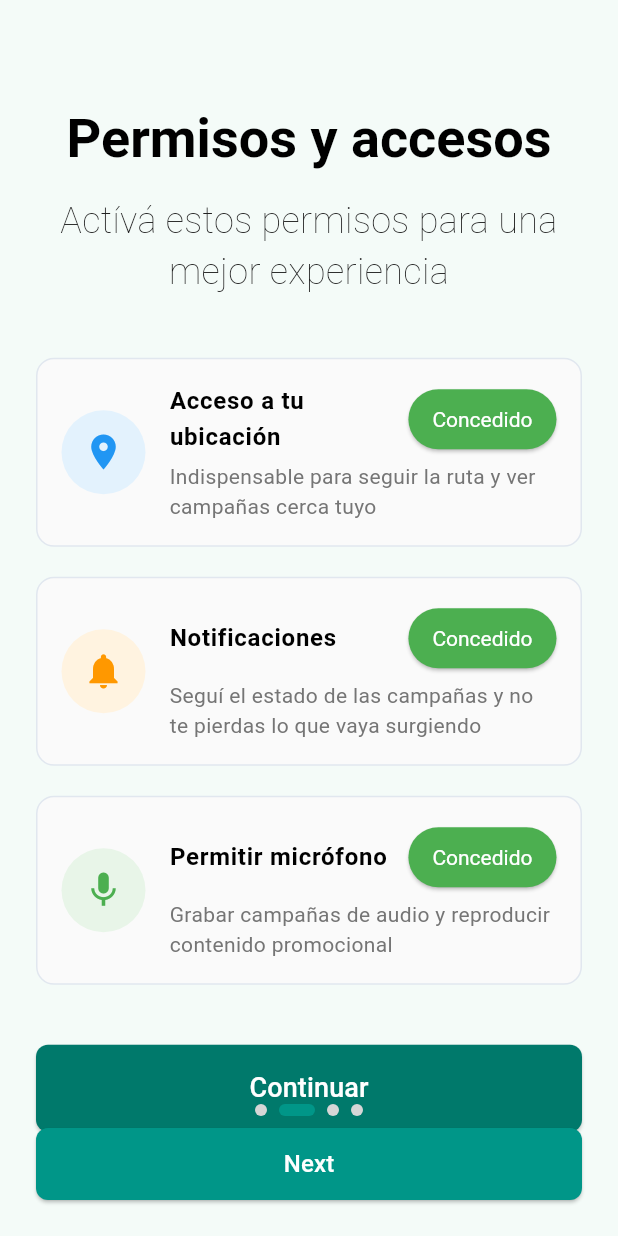
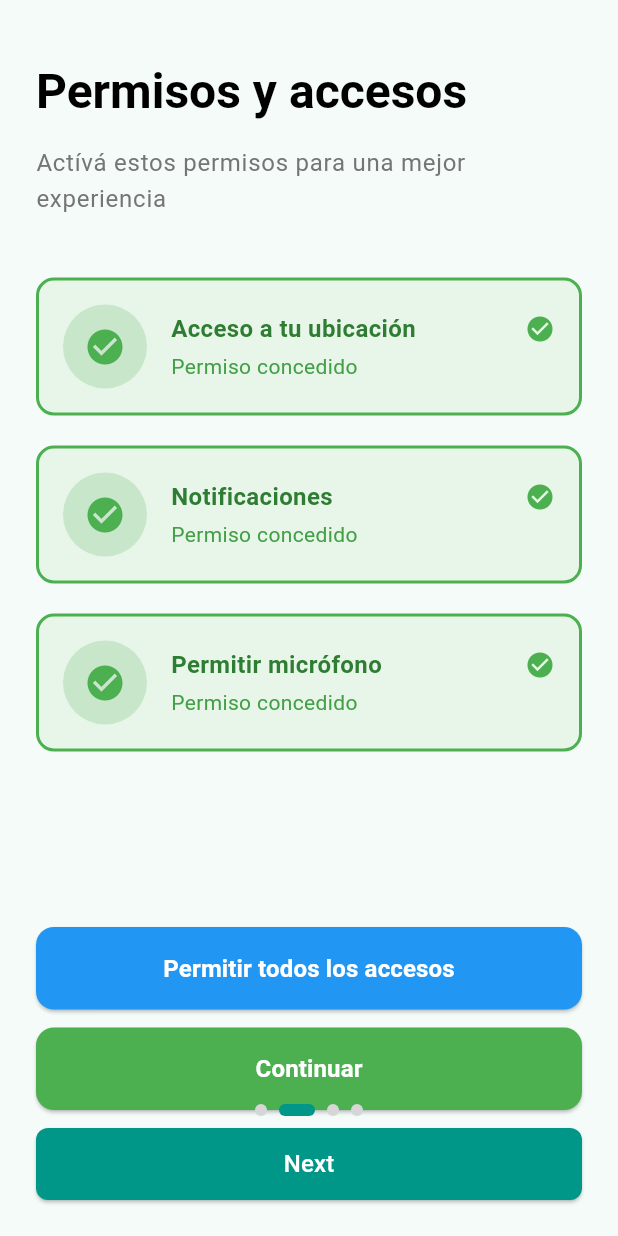
Before and after one commit to tr3scafesforge-cloud/promoruta-mobile, a Flutter app: the screen it shows after launch, after a tap on "Next", on a phone screen of 412 x 824 dp. Run offline on Flutter 3.47's test engine with Material 3 defaults, Android fonts, the phone set to English and light mode, and no system bars; drawn by our look-alikes of smooth_page_indicator; our stand-ins replace flutter_riverpod, go_router, google_fonts, permission_handler, shared_preferences.

Commit message:
Generate pemission providers
- Create helper class for permissions
- Create Permission provider class

```diff
--- a/lib/features/auth/permissions.dart
+++ b/lib/features/auth/permissions.dart
@@ -1,100 +1,61 @@
+// lib/features/auth/permissions.dart
 import 'package:flutter/material.dart';
-import 'package:permission_handler/permission_handler.dart';
-import 'package:promoruta/core/constants/colors.dart';
+import 'package:flutter_riverpod/flutter_riverpod.dart';
+import 'package:go_router/go_router.dart';
+import 'package:promoruta/presentation/providers/permission_provider.dart';
 
-class Permissions extends StatefulWidget {
+class Permissions extends ConsumerWidget {
   const Permissions({super.key});
 
   @override
-  State<Permissions> createState() => _PermissionsState();
-}
+  Widget build(BuildContext context, WidgetRef ref) {
+    final permissionState = ref.watch(permissionNotifierProvider);
+    final permissionNotifier = ref.read(permissionNotifierProvider.notifier);
 
-class _PermissionsState extends State<Permissions> {
-  bool _locationGranted = false;
-  bool _notificationGranted = false;
-  bool _microphoneGranted = false;
-
-  @override
-  void initState() {
-    super.initState();
-    _checkPermissions();
-  }
-
-  Future<void> _checkPermissions() async {
-    final locationStatus = await Permission.location.status;
-    final notificationStatus = await Permission.notification.status;
-    final microphoneStatus = await Permission.microphone.status;
-
-    setState(() {
-      _locationGranted = locationStatus.isGranted;
-      _notificationGranted = notificationStatus.isGranted;
-      _microphoneGranted = microphoneStatus.isGranted;
-    });
-  }
-
-  Future<void> _requestLocation() async {
-    final status = await Permission.location.request();
-    setState(() {
-      _locationGranted = status.isGranted;
-    });
-  }
-
-  Future<void> _requestNotification() async {
-    final status = await Permission.notification.request();
-    setState(() {
-      _notificationGranted = status.isGranted;
-    });
-  }
-
-  Future<void> _requestMicrophone() async {
-    final status = await Permission.microphone.request();
-    setState(() {
-      _microphoneGranted = status.isGranted;
-    });
-  }
-
-  bool get _allPermissionsGranted =>
-      _locationGranted && _notificationGranted && _microphoneGranted;
-
-  @override
-  Widget build(BuildContext context) {
-    return Padding(
+    return Scaffold(
+      body: SafeArea(
+        child: Padding(
           padding: const EdgeInsets.symmetric(horizontal: 24.0),
           child: Column(
-        mainAxisAlignment: MainAxisAlignment.center,
-        crossAxisAlignment: CrossAxisAlignment.center,
+            crossAxisAlignment: CrossAxisAlignment.start,
             children: [
+              const SizedBox(height: 40),
+
+              // Title
               Text(
                 'Permisos y accesos',
-            style: Theme.of(context).textTheme.headlineLarge?.copyWith(
+                style: Theme.of(context).textTheme.headlineMedium?.copyWith(
                       fontWeight: FontWeight.bold,
                       color: Colors.black,
-                  fontSize: 36,
+                      fontSize: 32,
                     ),
               ),
               const SizedBox(height: 16),
 
+              // Subtitle
               Text(
                 'Actívá estos permisos para una mejor experiencia',
-            style: Theme.of(context).textTheme.bodyMedium?.copyWith(
-                  color: AppColors.textPrimary,
-                  fontSize: 24,
-                  fontWeight: FontWeight.w100,
+                style: Theme.of(context).textTheme.bodyLarge?.copyWith(
+                      color: Colors.grey[600],
+                      fontSize: 16,
                     ),
-            textAlign: TextAlign.center,
               ),
               const SizedBox(height: 40),
 
+              // Permission Cards
+              Expanded(
+                child: Column(
+                  children: [
                     // Location Permission Card
                     _PermissionCard(
                       icon: Icons.location_on,
                       iconColor: const Color(0xFF2196F3),
                       backgroundColor: const Color(0xFFE3F2FD),
                       title: 'Acceso a tu ubicación',
-            subtitle:
-                'Indispensable para seguir la ruta y ver campañas cerca tuyo',
-            isGranted: _locationGranted,
-            onPressed: _requestLocation,
+                      subtitle: 'Indispensable para seguir la ruta y ver campañas cerca tuyo',
+                      hasWarning: true,
+                      isGranted: permissionState.locationGranted,
+                      onTap: () => permissionNotifier.requestLocationPermission(),
                     ),
                     const SizedBox(height: 20),
 
@@ -104,10 +65,9 @@ class _PermissionsState extends State<Permissions> {
                       iconColor: const Color(0xFFFF9800),
                       backgroundColor: const Color(0xFFFFF3E0),
                       title: 'Notificaciones',
-            subtitle:
-                'Seguí el estado de las campañas y no te pierdas lo que vaya surgiendo',
-            isGranted: _notificationGranted,
-            onPressed: _requestNotification,
+                      subtitle: 'Seguí el estado de las campañas y no te pierdas lo que vaya surgiendo',
+                      isGranted: permissionState.notificationGranted,
+                      onTap: () => permissionNotifier.requestNotificationPermission(),
                     ),
                     const SizedBox(height: 20),
 
@@ -117,38 +77,103 @@ class _PermissionsState extends State<Permissions> {
                       iconColor: const Color(0xFF4CAF50),
                       backgroundColor: const Color(0xFFE8F5E8),
                       title: 'Permitir micrófono',
-            subtitle:
-                'Grabar campañas de audio y reproducir contenido promocional',
-            isGranted: _microphoneGranted,
-            onPressed: _requestMicrophone,
-            isDisabled: !_microphoneGranted, // Keep disabled until granted
+                      subtitle: 'Grabar campañas de audio y reproducir contenido promocional',
+                      isGranted: permissionState.microphoneGranted,
+                      onTap: () => permissionNotifier.requestMicrophonePermission(),
                     ),
-          const SizedBox(height: 40),
+                  ],
+                ),
+              ),
 
-          // Continue Button
+              // Bottom buttons
+              Padding(
+                padding: const EdgeInsets.symmetric(vertical: 24.0),
+                child: Column(
+                  children: [
+                    // Request All Permissions Button
                     SizedBox(
                       width: double.infinity,
                       child: ElevatedButton(
-              onPressed: _allPermissionsGranted ? () {
-                // Navigate to next screen or something
-                ScaffoldMessenger.of(context).showSnackBar(
-                  const SnackBar(content: Text('All permissions granted!')),
-                );
-              } : null,
+                        onPressed: permissionState.isLoading
+                          ? null
+                          : () async {
+                              await permissionNotifier.requestAllPermissions();
+                            },
                         style: ElevatedButton.styleFrom(
-                backgroundColor: AppColors.primary,
+                          backgroundColor: const Color(0xFF2196F3),
+                          foregroundColor: Colors.white,
                           padding: const EdgeInsets.symmetric(vertical: 16),
                           shape: RoundedRectangleBorder(
-                  borderRadius: BorderRadius.circular(8),
+                            borderRadius: BorderRadius.circular(12),
+                          ),
+                        ),
+                        child: permissionState.isLoading
+                          ? const SizedBox(
+                              height: 20,
+                              width: 20,
+                              child: CircularProgressIndicator(
+                                color: Colors.white,
+                                strokeWidth: 2,
+                              ),
+                            )
+                          : const Text(
+                              'Permitir todos los accesos',
+                              style: TextStyle(
+                                fontSize: 16,
+                                fontWeight: FontWeight.w600,
+                              ),
+                            ),
+                      ),
+                    ),
+                    const SizedBox(height: 12),
+
+                    // Continue Button (only show if critical permissions are granted)
+                    if (permissionState.allCriticalPermissionsGranted)
+                      SizedBox(
+                        width: double.infinity,
+                        child: ElevatedButton(
+                          onPressed: () {
+                            // Navigate to next screen
+                            context.go('/home'); // or wherever you want to go next
+                          },
+                          style: ElevatedButton.styleFrom(
+                            backgroundColor: const Color(0xFF4CAF50),
+                            foregroundColor: Colors.white,
+                            padding: const EdgeInsets.symmetric(vertical: 16),
+                            shape: RoundedRectangleBorder(
+                              borderRadius: BorderRadius.circular(12),
                             ),
                           ),
                           child: const Text(
                             'Continuar',
-                style: TextStyle(fontSize: 18, color: Colors.white),
+                            style: TextStyle(
+                              fontSize: 16,
+                              fontWeight: FontWeight.w600,
+                            ),
+                          ),
+                        ),
+                      ),
+
+                    // Skip Button
+                    const SizedBox(height: 12),
+                    TextButton(
+                      onPressed: () {
+                        context.go('/home'); // Allow user to skip
+                      },
+                      child: Text(
+                        'Saltar por ahora',
+                        style: TextStyle(
+                          color: Colors.grey[600],
+                          fontSize: 16,
                         ),
                       ),
                     ),
                   ],
+                ),
+              ),
+            ],
+          ),
+        ),
       ),
     );
   }
@@ -160,9 +185,9 @@ class _PermissionCard extends StatelessWidget {
   final Color backgroundColor;
   final String title;
   final String subtitle;
+  final bool hasWarning;
   final bool isGranted;
-  final VoidCallback onPressed;
-  final bool? isDisabled;
+  final VoidCallback onTap;
 
   const _PermissionCard({
     required this.icon,
@@ -171,18 +196,25 @@ class _PermissionCard extends StatelessWidget {
     required this.title,
     required this.subtitle,
     required this.isGranted,
-    required this.onPressed,
-    this.isDisabled,
+    required this.onTap,
+    this.hasWarning = false,
   });
 
   @override
   Widget build(BuildContext context) {
-    return Container(
+    return InkWell(
+      onTap: isGranted ? null : onTap,
+      borderRadius: BorderRadius.circular(12),
+      child: Container(
         padding: const EdgeInsets.all(16),
         decoration: BoxDecoration(
-        color: Colors.grey[50],
+          color: isGranted ? Colors.green[50] : Colors.grey[50],
           borderRadius: BorderRadius.circular(12),
-        border: Border.all(color: const Color(0xFFE1E7EF), width: 1),
+          border: hasWarning && !isGranted
+            ? Border.all(color: const Color(0xFF2196F3), width: 2)
+            : isGranted
+              ? Border.all(color: Colors.green, width: 2)
+              : null,
         ),
         child: Row(
           children: [
@@ -191,12 +223,12 @@ class _PermissionCard extends StatelessWidget {
               width: 56,
               height: 56,
               decoration: BoxDecoration(
-              color: backgroundColor,
+                color: isGranted ? Colors.green[100] : backgroundColor,
                 borderRadius: BorderRadius.circular(28),
               ),
               child: Icon(
-              icon,
-              color: iconColor,
+                isGranted ? Icons.check_circle : icon,
+                color: isGranted ? Colors.green : iconColor,
                 size: 28,
               ),
             ),
@@ -212,31 +244,41 @@ class _PermissionCard extends StatelessWidget {
                       Expanded(
                         child: Text(
                           title,
-                        style: Theme.of(context).textTheme.bodyLarge?.copyWith(
+                          style: TextStyle(
+                            fontSize: 16,
                             fontWeight: FontWeight.w600,
-                              color: Colors.black,
-                              fontSize: 16,
+                            color: isGranted ? Colors.green[800] : Colors.black,
                           ),
                         ),
                       ),
-                    ElevatedButton(
-                      onPressed: (isDisabled ?? false) ? null : onPressed,
-                      style: ElevatedButton.styleFrom(
-                        backgroundColor: isGranted ? Colors.green : AppColors.primary,
-                        foregroundColor: Colors.white,
-                        padding: const EdgeInsets.symmetric(horizontal: 16, vertical: 8),
-                        textStyle: const TextStyle(fontSize: 14),
+                      if (hasWarning && !isGranted)
+                        Container(
+                          width: 20,
+                          height: 20,
+                          decoration: const BoxDecoration(
+                            color: Color(0xFFFFA726),
+                            shape: BoxShape.circle,
                           ),
-                      child: Text(isGranted ? 'Concedido' : 'Permitir'),
+                          child: const Icon(
+                            Icons.warning,
+                            color: Colors.white,
+                            size: 12,
+                          ),
+                        ),
+                      if (isGranted)
+                        const Icon(
+                          Icons.check_circle,
+                          color: Colors.green,
+                          size: 20,
                         ),
                     ],
                   ),
                   const SizedBox(height: 4),
                   Text(
-                  subtitle,
+                    isGranted ? 'Permiso concedido' : subtitle,
                     style: TextStyle(
                       fontSize: 14,
-                    color: Colors.grey[600],
+                      color: isGranted ? Colors.green[600] : Colors.grey[600],
                     ),
                   ),
                 ],
@@ -244,6 +286,7 @@ class _PermissionCard extends StatelessWidget {
             ),
           ],
         ),
+      ),
     );
   }
 }
--- a/lib/main.dart
+++ b/lib/main.dart
@@ -1,4 +1,5 @@
 import 'package:flutter/material.dart';
+import 'package:flutter_riverpod/flutter_riverpod.dart';
 import 'package:promoruta/gen/l10n/app_localizations.dart';
 import 'package:shared_preferences/shared_preferences.dart';
 import 'package:google_fonts/google_fonts.dart';
@@ -7,7 +8,12 @@ import 'app/routes/app_router.dart';
 import 'core/constants/colors.dart';
 
 void main() {
-  runApp(const PromorutaApp());
+  runApp(
+    // Wrap your app with ProviderScope
+    const ProviderScope(
+      child: PromorutaApp(),
+    ),
+  );
 }
 
 class PromorutaApp extends StatefulWidget {
```
Also changed, not shown: lib/core/utils/permission_helper.dart (added, +107 -0 lines), lib/presentation/providers/permission_provider.dart (+8 -9 lines), lib/presentation/providers/permission_provider.g.dart (deleted). Lines whose indentation alone changed are shown as unchanged.
